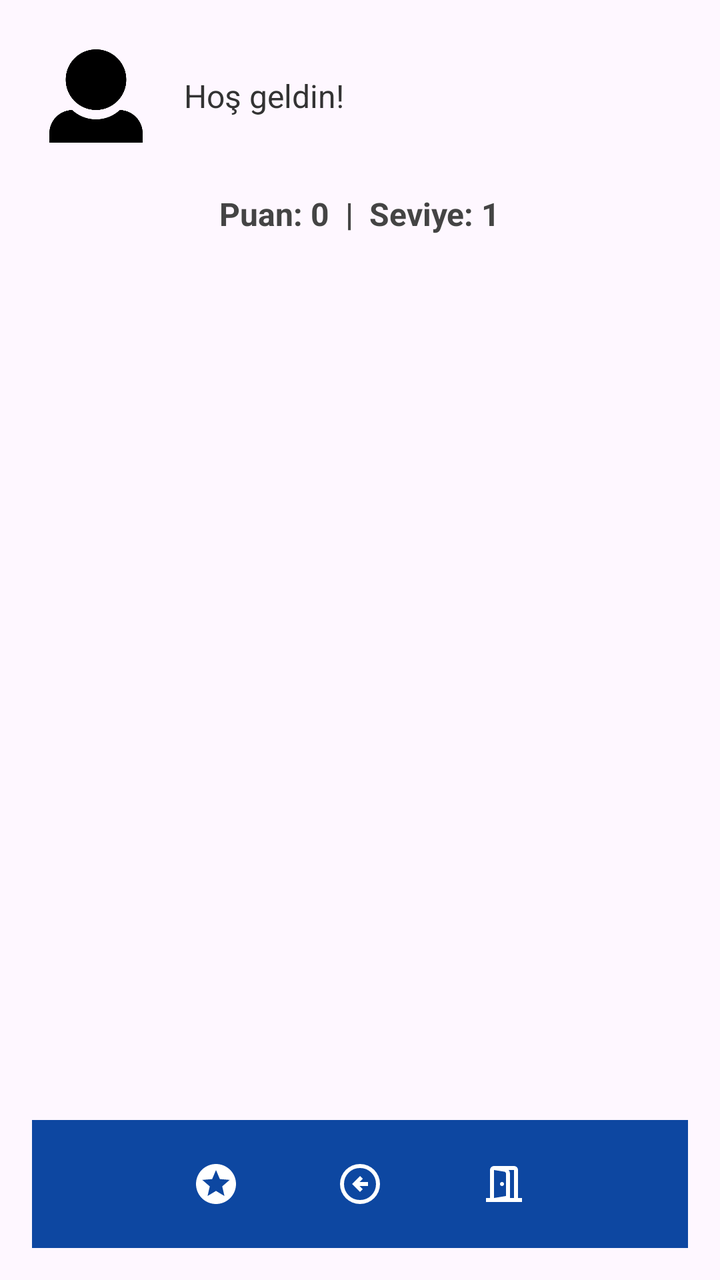
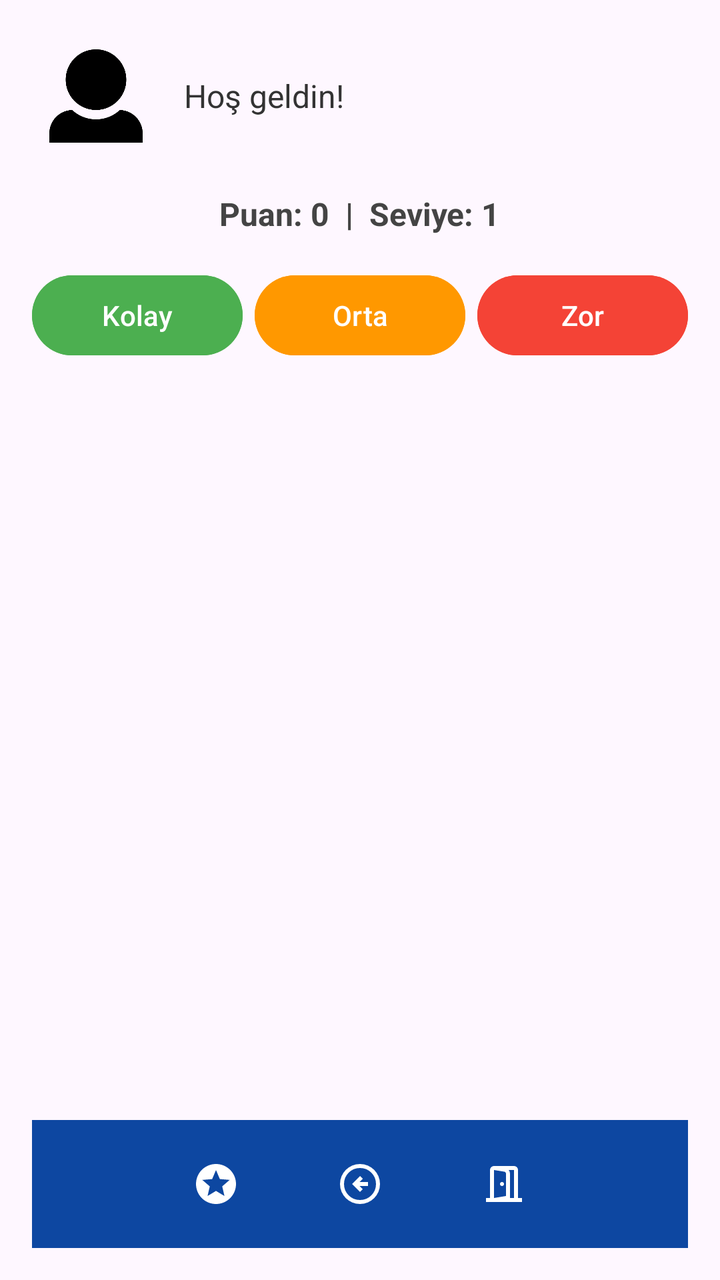

Screens rendered from an Android XML layout before and after an edit, with the pre-edit source and the edit as a unified diff.
<!-- AndroidManifest.xml: application theme Theme.MyQuizApp -->
<!-- res/layout/fragment_list.xml -->
<?xml version="1.0" encoding="utf-8"?>
<LinearLayout
    xmlns:android="http://schemas.android.com/apk/res/android"
    android:layout_width="match_parent"
    android:layout_height="match_parent"
    android:orientation="vertical"
    android:padding="16dp">

    
    <LinearLayout
        android:layout_width="match_parent"
        android:layout_height="wrap_content"
        android:orientation="horizontal"
        android:gravity="center_vertical"
        android:paddingBottom="16dp">


        <ImageView
            android:id="@+id/imageViewAvatar"
            android:layout_width="64dp"
            android:layout_height="64dp"
            android:padding="4dp"
            android:src="@drawable/default_avatar" />

        <TextView
            android:id="@+id/textViewWelcome"
            android:layout_width="0dp"
            android:layout_height="wrap_content"
            android:layout_weight="1"
            android:text="Hoş geldin!"
            android:textSize="16sp"
            android:paddingStart="12dp"
            android:textColor="#333333" />

    </LinearLayout>

    <TextView
        android:id="@+id/textViewStats"
        android:layout_width="wrap_content"
        android:layout_height="wrap_content"
        android:text="Puan: 0  |  Seviye: 1"
        android:textSize="16sp"
        android:textStyle="bold"
        android:textColor="#444444"
        android:layout_marginBottom="16dp"
        android:layout_gravity="center_horizontal" />

    
    <androidx.recyclerview.widget.RecyclerView
        android:id="@+id/ListRecyclerView"
        android:layout_width="match_parent"
        android:layout_height="0dp"
        android:layout_weight="1"
        android:clipToPadding="false"
        android:scrollbars="vertical" />
    <LinearLayout
        android:id="@+id/footerLayout"
        android:layout_width="match_parent"
        android:layout_height="wrap_content"
        android:gravity="center"
        android:orientation="horizontal"
        android:paddingTop="12dp"
        android:paddingBottom="12dp"
        android:background="#0D47A1" >

        <ImageView
            android:id="@+id/imageViewLeaderboard"
            android:layout_width="40dp"
            android:layout_height="40dp"
            android:src="@drawable/ic_star"
            android:contentDescription="LeaderBoard"
            android:padding="8dp"
            android:tint="#FFFFFF" />

        <View
            android:layout_width="32dp"
            android:layout_height="1dp"
            android:background="@android:color/transparent" />

        <ImageView
            android:id="@+id/imageViewLogout"
            android:layout_width="40dp"
            android:layout_height="40dp"
            android:src="@drawable/ic_exit"
            android:contentDescription="Çıkış Yap"
            android:padding="8dp"
            android:tint="#FFFFFF" />
        <View
            android:layout_width="32dp"
            android:layout_height="1dp"
            android:background="@android:color/transparent" />

        <ImageView
            android:id="@+id/imageViewProfile"
            android:layout_width="40dp"
            android:layout_height="40dp"
            android:src="@drawable/ic_profile"
            android:contentDescription="Profil"
            android:padding="8dp"
            android:tint="#FFFFFF" />
    </LinearLayout>

</LinearLayout>
<!-- resources referenced by this layout -->
<resources>
  <!-- drawable default_avatar: png bitmap (drawable, 7645 bytes) -->
  <!-- drawable ic_exit (drawable) -->
  <vector xmlns:android="http://schemas.android.com/apk/res/android" android:autoMirrored="true" android:height="24dp" android:tint="#000000" android:viewportHeight="960" android:viewportWidth="960" android:width="24dp">
        
      <path android:fillColor="@android:color/white" android:pathData="M480,640L536,584L472,520L640,520L640,440L472,440L536,376L480,320L320,480L480,640ZM480,880Q397,880 324,848.5Q251,817 197,763Q143,709 111.5,636Q80,563 80,480Q80,397 111.5,324Q143,251 197,197Q251,143 324,111.5Q397,80 480,80Q563,80 636,111.5Q709,143 763,197Q817,251 848.5,324Q880,397 880,480Q880,563 848.5,636Q817,709 763,763Q709,817 636,848.5Q563,880 480,880ZM480,800Q614,800 707,707Q800,614 800,480Q800,346 707,253Q614,160 480,160Q346,160 253,253Q160,346 160,480Q160,614 253,707Q346,800 480,800ZM480,480Q480,480 480,480Q480,480 480,480Q480,480 480,480Q480,480 480,480Q480,480 480,480Q480,480 480,480Q480,480 480,480Q480,480 480,480Z"/>
      
  </vector>
  <!-- drawable ic_profile (drawable) -->
  <vector xmlns:android="http://schemas.android.com/apk/res/android" android:height="24dp" android:tint="#000000" android:viewportHeight="960" android:viewportWidth="960" android:width="24dp">
        
      <path android:fillColor="@android:color/white" android:pathData="M440,520Q457,520 468.5,508.5Q480,497 480,480Q480,463 468.5,451.5Q457,440 440,440Q423,440 411.5,451.5Q400,463 400,480Q400,497 411.5,508.5Q423,520 440,520ZM280,840L280,760L520,720L520,275Q520,260 511,248Q502,236 488,234L280,200L280,120L500,156Q544,164 572,197Q600,230 600,274L600,786L280,840ZM120,840L120,760L200,760L200,200Q200,166 223.5,143Q247,120 280,120L680,120Q714,120 737,143Q760,166 760,200L760,760L840,760L840,840L120,840ZM280,760L680,760L680,200Q680,200 680,200Q680,200 680,200L280,200Q280,200 280,200Q280,200 280,200L280,760Z"/>
      
  </vector>
  <!-- drawable ic_star (drawable) -->
  <vector xmlns:android="http://schemas.android.com/apk/res/android" android:height="24dp" android:tint="#000000" android:viewportHeight="24" android:viewportWidth="24" android:width="24dp">
        
      <path android:fillColor="@android:color/white" android:pathData="M11.99,2C6.47,2 2,6.48 2,12s4.47,10 9.99,10C17.52,22 22,17.52 22,12S17.52,2 11.99,2zM16.23,18L12,15.45 7.77,18l1.12,-4.81 -3.73,-3.23 4.92,-0.42L12,5l1.92,4.53 4.92,0.42 -3.73,3.23L16.23,18z"/>
      
  </vector>
  <style name="Theme.MyQuizApp" parent="Base.Theme.MyQuizApp" />
  <style name="Base.Theme.MyQuizApp" parent="Theme.Material3.DayNight.NoActionBar">
          
          
      </style>
</resources>

<!-- the commit's change to res/layout/fragment_list.xml (unified diff, before → after) -->
@@ -13,7 +13,6 @@
         android:orientation="horizontal"
         android:gravity="center_vertical"
         android:paddingBottom="16dp">
-
 
         <ImageView
             android:id="@+id/imageViewAvatar"
@@ -31,9 +30,9 @@
             android:textSize="16sp"
             android:paddingStart="12dp"
             android:textColor="#333333" />
-
     </LinearLayout>
 
+    
     <TextView
         android:id="@+id/textViewStats"
         android:layout_width="wrap_content"
@@ -46,6 +45,45 @@
         android:layout_gravity="center_horizontal" />
 
     
+    <LinearLayout
+        android:id="@+id/difficultyWidget"
+        android:layout_width="match_parent"
+        android:layout_height="wrap_content"
+        android:orientation="horizontal"
+        android:gravity="center"
+        android:layout_marginBottom="16dp">
+
+        <Button
+            android:id="@+id/easyButton"
+            android:layout_width="0dp"
+            android:layout_height="wrap_content"
+            android:layout_weight="1"
+            android:layout_marginEnd="6dp"
+            android:text="Kolay"
+            android:backgroundTint="#4CAF50"
+            android:textColor="#FFFFFF" />
+
+        <Button
+            android:id="@+id/mediumButton"
+            android:layout_width="0dp"
+            android:layout_height="wrap_content"
+            android:layout_weight="1"
+            android:layout_marginEnd="6dp"
+            android:text="Orta"
+            android:backgroundTint="#FF9800"
+            android:textColor="#FFFFFF" />
+
+        <Button
+            android:id="@+id/hardButton"
+            android:layout_width="0dp"
+            android:layout_height="wrap_content"
+            android:layout_weight="1"
+            android:text="Zor"
+            android:backgroundTint="#F44336"
+            android:textColor="#FFFFFF" />
+    </LinearLayout>
+
+    
     <androidx.recyclerview.widget.RecyclerView
         android:id="@+id/ListRecyclerView"
         android:layout_width="match_parent"
@@ -53,6 +91,8 @@
         android:layout_weight="1"
         android:clipToPadding="false"
         android:scrollbars="vertical" />
+
+    
     <LinearLayout
         android:id="@+id/footerLayout"
         android:layout_width="match_parent"
@@ -61,7 +101,7 @@
         android:orientation="horizontal"
         android:paddingTop="12dp"
         android:paddingBottom="12dp"
-        android:background="#0D47A1" >
+        android:background="#0D47A1">
 
         <ImageView
             android:id="@+id/imageViewLeaderboard"
@@ -85,6 +125,7 @@
             android:contentDescription="Çıkış Yap"
             android:padding="8dp"
             android:tint="#FFFFFF" />
+
         <View
             android:layout_width="32dp"
             android:layout_height="1dp"
